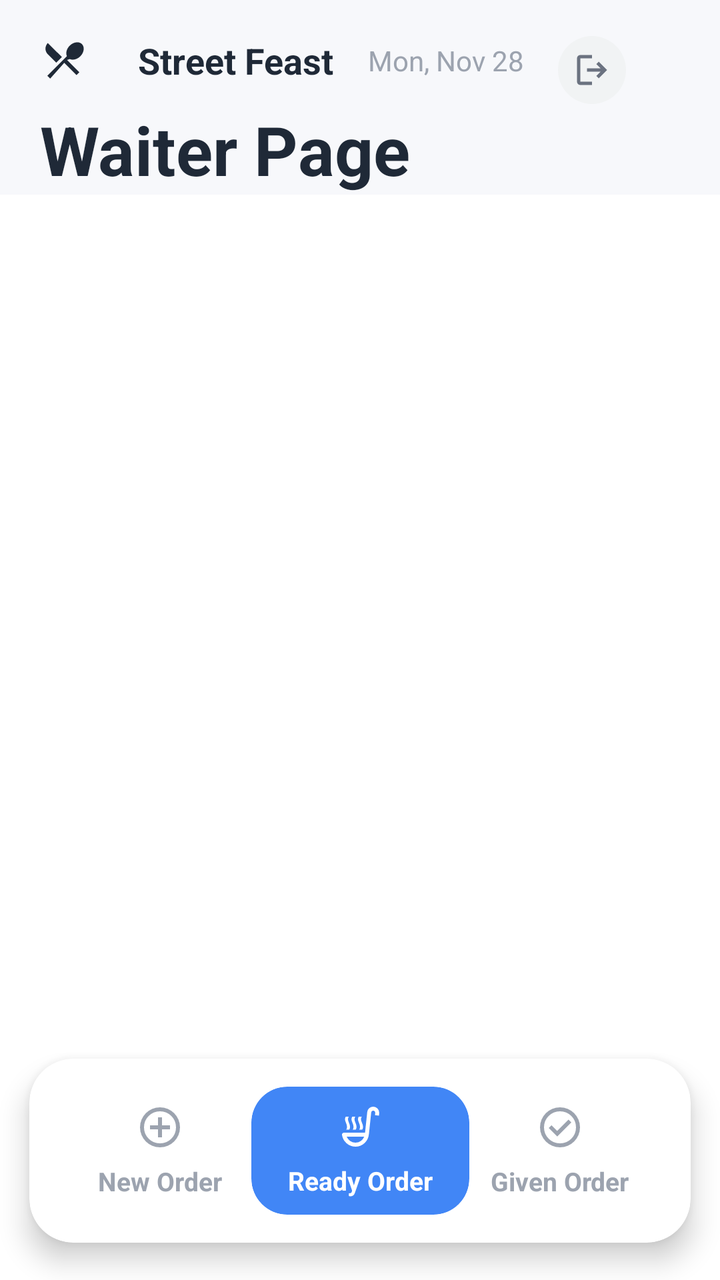
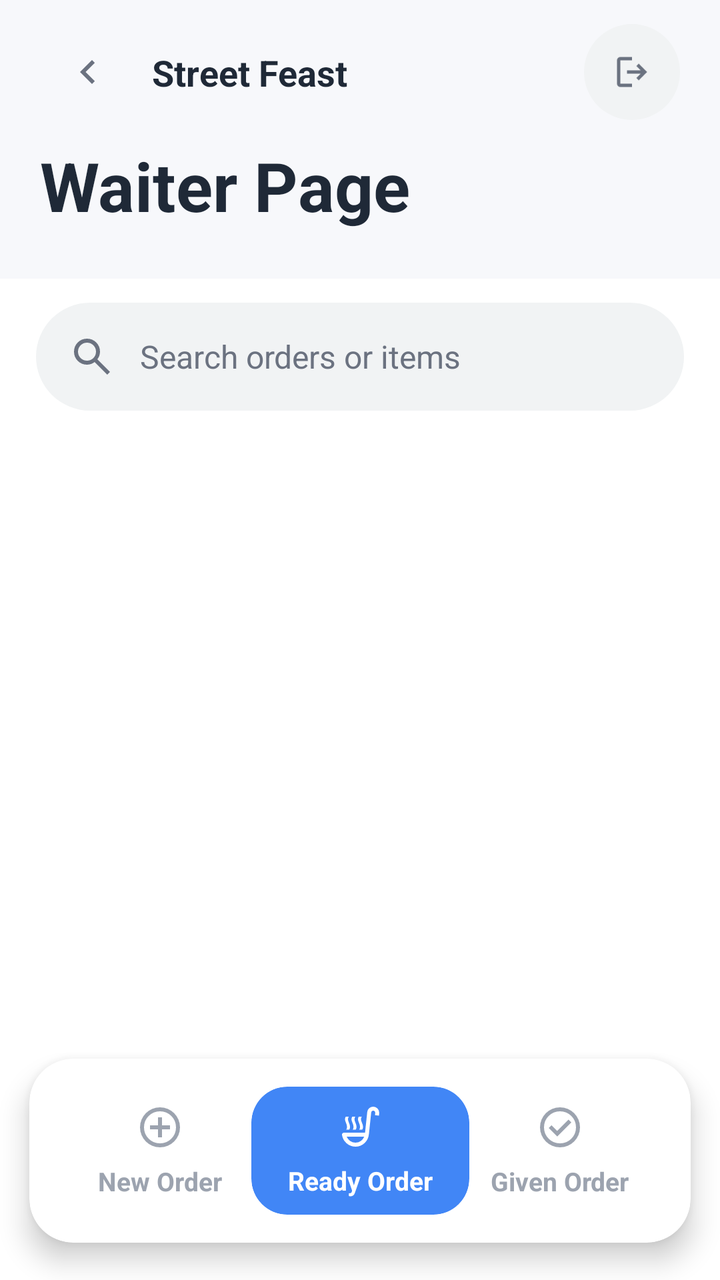

Compare the two renders of this Android layout. The source of the first and the diff that turns it into the second are given below.
<!-- AndroidManifest.xml: application theme Theme.StreetFeast -->
<!-- res/layout/fragment_ready_order.xml -->
<?xml version="1.0" encoding="utf-8"?>

<androidx.constraintlayout.widget.ConstraintLayout xmlns:android="http://schemas.android.com/apk/res/android"
    xmlns:app="http://schemas.android.com/apk/res-auto"
    android:layout_width="match_parent"
    android:layout_height="match_parent"
    android:background="@color/sf_bg">

    <include
        android:id="@+id/appbar"
        layout="@layout/include_sf_appbar"
        android:layout_width="0dp"
        android:layout_height="wrap_content"
        app:layout_constraintTop_toTopOf="parent"
        app:layout_constraintStart_toStartOf="parent"
        app:layout_constraintEnd_toEndOf="parent"/>

    <androidx.recyclerview.widget.RecyclerView
        android:id="@+id/rvReady"
        android:layout_width="0dp"
        android:layout_height="0dp"
        android:layout_marginTop="12dp"
        android:paddingStart="18dp"
        android:paddingEnd="18dp"
        android:clipToPadding="false"
        app:layout_constraintTop_toBottomOf="@id/appbar"
        app:layout_constraintBottom_toTopOf="@id/bottomNav"
        app:layout_constraintStart_toStartOf="parent"
        app:layout_constraintEnd_toEndOf="parent"/>

    <include
        android:id="@+id/bottomNav"
        layout="@layout/include_sf_bottom_nav_ready_selected"
        android:layout_width="0dp"
        android:layout_height="wrap_content"
        app:layout_constraintBottom_toBottomOf="parent"
        app:layout_constraintStart_toStartOf="parent"
        app:layout_constraintEnd_toEndOf="parent"/>
</androidx.constraintlayout.widget.ConstraintLayout>
<!-- res/layout/include_sf_appbar.xml (included above) -->
<?xml version="1.0" encoding="utf-8"?>
<androidx.constraintlayout.widget.ConstraintLayout xmlns:android="http://schemas.android.com/apk/res/android"
    xmlns:app="http://schemas.android.com/apk/res-auto"
    android:layout_width="match_parent"
    android:layout_height="@dimen/sf_appbar_h"
    android:background="@color/sf_appbar_bg"
    android:paddingStart="@dimen/sf_pad_screen_h"
    android:paddingEnd="@dimen/sf_pad_screen_h"
    android:paddingTop="18dp">

    <ImageView
        android:id="@+id/ivBrand"
        android:layout_width="24dp"
        android:layout_height="24dp"
        android:src="@drawable/ic_cutlery"
        android:tint="@color/sf_text_primary"
        app:layout_constraintStart_toStartOf="parent"
        app:layout_constraintTop_toTopOf="parent" />

    <TextView
        android:id="@+id/tvBrand"
        android:layout_width="wrap_content"
        android:layout_height="wrap_content"
        android:layout_marginStart="8dp"
        android:text="Street Feast"
        android:textColor="@color/sf_text_primary"
        android:textSize="18sp"
        android:textStyle="bold"
        app:layout_constraintStart_toEndOf="@id/ivBrand"
        app:layout_constraintEnd_toStartOf="@id/tvDate"
        app:layout_constraintTop_toTopOf="@id/ivBrand"
        app:layout_constraintBottom_toBottomOf="@id/ivBrand" />

    <TextView
        android:id="@+id/tvDate"
        android:layout_width="wrap_content"
        android:layout_height="wrap_content"
        android:text="Mon, Nov 28"
        android:textColor="@color/sf_text_muted"
        android:textSize="14sp"
        app:layout_constraintStart_toEndOf="@id/tvBrand"
        app:layout_constraintEnd_toStartOf="@id/btnLogout"
        app:layout_constraintTop_toTopOf="@id/ivBrand"
        app:layout_constraintBottom_toBottomOf="@id/ivBrand" />

    <FrameLayout
        android:id="@+id/btnLogout"
        android:layout_width="34dp"
        android:layout_height="34dp"
        android:background="@drawable/sf_bg_circle_light"
        android:layout_marginEnd="10dp"
        app:layout_constraintStart_toEndOf="@id/tvDate"
        app:layout_constraintEnd_toEndOf="parent"
        app:layout_constraintTop_toTopOf="parent">

        <ImageView
            android:layout_width="20dp"
            android:layout_height="20dp"
            android:layout_gravity="center"
            android:src="@drawable/logout_24px" />
    </FrameLayout>

    <TextView
        android:id="@+id/tvTitle"
        android:layout_width="wrap_content"
        android:layout_height="wrap_content"
        android:layout_marginTop="10dp"
        android:text="Waiter Page"
        android:textColor="@color/sf_text_primary"
        android:textSize="34sp"
        android:textStyle="bold"
        app:layout_constraintStart_toStartOf="parent"
        app:layout_constraintTop_toBottomOf="@id/ivBrand" />

</androidx.constraintlayout.widget.ConstraintLayout>
<!-- res/layout/include_sf_bottom_nav_ready_selected.xml (included above) -->
<?xml version="1.0" encoding="utf-8"?>

<androidx.cardview.widget.CardView xmlns:android="http://schemas.android.com/apk/res/android"
    xmlns:app="http://schemas.android.com/apk/res-auto"
    android:id="@+id/bottomNav"
    android:layout_width="match_parent"
    android:layout_height="@dimen/sf_bottom_nav_h"
    app:cardElevation="@dimen/sf_elev_nav"
    app:cardUseCompatPadding="true"
    app:cardCornerRadius="22dp"
    app:cardBackgroundColor="@color/sf_bg">

    <androidx.constraintlayout.widget.ConstraintLayout
        android:layout_width="match_parent"
        android:layout_height="match_parent"
        android:paddingStart="@dimen/sf_pad_screen_h"
        android:paddingEnd="@dimen/sf_pad_screen_h"
        android:paddingTop="14dp"
        android:paddingBottom="14dp">

        
        <LinearLayout
            android:id="@+id/navNewOrder"
            android:layout_width="0dp"
            android:layout_height="wrap_content"
            android:gravity="center"
            android:orientation="vertical"
            app:layout_constraintStart_toStartOf="parent"
            app:layout_constraintEnd_toStartOf="@id/navReadyOrder"
            app:layout_constraintTop_toTopOf="parent"
            app:layout_constraintBottom_toBottomOf="parent"
            app:layout_constraintHorizontal_weight="1">

            <ImageView
                android:layout_width="24dp"
                android:layout_height="24dp"
                android:src="@drawable/add_circle_24px"
                android:tint="@color/sf_text_muted" />
            <TextView
                android:layout_width="wrap_content"
                android:layout_height="wrap_content"
                android:layout_marginTop="6dp"
                android:text="New Order"
                android:textSize="13sp"
                android:textColor="@color/sf_text_muted"
                android:textStyle="bold"/>
        </LinearLayout>

        
        <androidx.cardview.widget.CardView
            android:id="@+id/navReadyOrder"
            android:layout_width="0dp"
            android:layout_height="@dimen/sf_selected_nav_h"
            app:cardBackgroundColor="@color/sf_primary"
            app:cardCornerRadius="18dp"
            app:cardElevation="0dp"
            app:layout_constraintStart_toEndOf="@id/navNewOrder"
            app:layout_constraintEnd_toStartOf="@id/navGivenOrder"
            app:layout_constraintTop_toTopOf="parent"
            app:layout_constraintBottom_toBottomOf="parent"
            app:layout_constraintHorizontal_weight="1.2">

            <LinearLayout
                android:layout_width="match_parent"
                android:layout_height="match_parent"
                android:gravity="center"
                android:orientation="vertical">

                <ImageView
                    android:layout_width="24dp"
                    android:layout_height="24dp"
                    android:src="@drawable/soup_kitchen_24px"
                    android:tint="@color/sf_white" />
                <TextView
                    android:layout_width="wrap_content"
                    android:layout_height="wrap_content"
                    android:layout_marginTop="6dp"
                    android:text="Ready Order"
                    android:textSize="13sp"
                    android:textColor="@color/sf_white"
                    android:textStyle="bold"/>
            </LinearLayout>
        </androidx.cardview.widget.CardView>

        
        <LinearLayout
            android:id="@+id/navGivenOrder"
            android:layout_width="0dp"
            android:layout_height="wrap_content"
            android:gravity="center"
            android:orientation="vertical"
            app:layout_constraintStart_toEndOf="@id/navReadyOrder"
            app:layout_constraintEnd_toEndOf="parent"
            app:layout_constraintTop_toTopOf="parent"
            app:layout_constraintBottom_toBottomOf="parent"
            app:layout_constraintHorizontal_weight="1">

            <ImageView
                android:layout_width="24dp"
                android:layout_height="24dp"
                android:src="@drawable/check_circle_24px"
                android:tint="@color/sf_text_muted" />
            <TextView
                android:layout_width="wrap_content"
                android:layout_height="wrap_content"
                android:layout_marginTop="6dp"
                android:text="Given Order"
                android:textColor="@color/sf_text_muted"
                android:textSize="13sp"
                android:textStyle="bold"/>
        </LinearLayout>

    </androidx.constraintlayout.widget.ConstraintLayout>
</androidx.cardview.widget.CardView>
<!-- resources referenced by this layout -->
<resources>
  <color name="sf_appbar_bg">#F7F8FB</color>
  <color name="sf_bg">#FFFFFF</color>
  <color name="sf_primary">#4186F6</color>
  <color name="sf_text_muted">#9CA3AF</color>
  <color name="sf_text_primary">#1F2937</color>
  <color name="sf_white">#FFFFFF</color>
  <dimen name="sf_appbar_h">116dp</dimen>
  <dimen name="sf_bottom_nav_h">96dp</dimen>
  <dimen name="sf_elev_nav">8dp</dimen>
  <dimen name="sf_pad_screen_h">20dp</dimen>
  <dimen name="sf_selected_nav_h">64dp</dimen>
  <!-- drawable ic_cutlery (drawable) -->
  <vector xmlns:android="http://schemas.android.com/apk/res/android"
      android:width="24dp"
      android:height="24dp"
      android:viewportWidth="24"
      android:viewportHeight="24">
      <path
          android:fillColor="#FF000000"
          android:pathData="M8.1,13.34l2.83,-2.83L3.91,3.5c-1.56,1.56 -1.56,4.09 0,5.66l4.19,4.18zM14.88,11.53c1.53,0.71 3.68,0.21 5.27,-1.38 1.91,-1.91 2.28,-4.65 0.81,-6.12 -1.46,-1.46 -4.2,-1.1 -6.12,0.81 -1.59,1.59 -2.09,3.74 -1.38,5.27L3.7,19.87l1.41,1.41L12.14,13.4l-0.02,-0.02 6.13,6.13 1.41,-1.41 -6.13,-6.13z"/>
  </vector>
  <!-- drawable sf_bg_circle_light (drawable) -->
  <?xml version="1.0" encoding="utf-8"?>
  
  <shape xmlns:android="http://schemas.android.com/apk/res/android">
      <solid android:color="@color/sf_chip_bg" />
      <corners android:radius="999dp" />
  </shape>
  <style name="Theme.StreetFeast" parent="Base.Theme.StreetFeast" />
  <color name="sf_chip_bg">#F1F3F4</color>
  <style name="Base.Theme.StreetFeast" parent="Theme.Material3.Light.NoActionBar">
          <item name="colorPrimary">@color/action_primary</item>
          <item name="colorOnPrimary">@color/white</item>
          <item name="android:statusBarColor">@color/white</item>
          <item name="android:windowLightStatusBar">true</item>
          <item name="android:textColorPrimary">@color/text_primary</item>
          <item name="android:textColorSecondary">@color/text_secondary</item>
      </style>
  <color name="action_primary">#22C55E</color>
  <color name="white">#FFFFFFFF</color>
  <color name="text_primary">#1F2937</color>
  <color name="text_secondary">#6B7280</color>
  <!-- unchanged entries left out for length: 4 -->
</resources>

<!-- the commit's change to res/layout/fragment_ready_order.xml (unified diff, before → after) -->
@@ -1,5 +1,4 @@
 <?xml version="1.0" encoding="utf-8"?>
-
 <androidx.constraintlayout.widget.ConstraintLayout xmlns:android="http://schemas.android.com/apk/res/android"
     xmlns:app="http://schemas.android.com/apk/res-auto"
     android:layout_width="match_parent"
@@ -14,6 +13,41 @@
         app:layout_constraintTop_toTopOf="parent"
         app:layout_constraintStart_toStartOf="parent"
         app:layout_constraintEnd_toEndOf="parent"/>
+
+    <LinearLayout
+        android:id="@+id/searchBox"
+        android:layout_width="0dp"
+        android:layout_height="@dimen/sf_search_h"
+        android:layout_marginStart="18dp"
+        android:layout_marginEnd="18dp"
+        android:layout_marginTop="12dp"
+        android:background="@drawable/sf_bg_search"
+        android:gravity="center_vertical"
+        android:orientation="horizontal"
+        android:paddingStart="16dp"
+        android:paddingEnd="16dp"
+        app:layout_constraintTop_toBottomOf="@id/appbar"
+        app:layout_constraintStart_toStartOf="parent"
+        app:layout_constraintEnd_toEndOf="parent">
+
+        <ImageView
+            android:layout_width="24dp"
+            android:layout_height="24dp"
+            android:src="@drawable/search_24" />
+
+        <EditText
+            android:id="@+id/etSearch"
+            android:layout_width="0dp"
+            android:layout_height="wrap_content"
+            android:layout_marginStart="12dp"
+            android:layout_weight="1"
+            android:background="@android:color/transparent"
+            android:hint="Search orders or items"
+            android:inputType="text"
+            android:textColor="@color/sf_text_primary"
+            android:textColorHint="@color/sf_text_secondary"
+            android:textSize="16sp" />
+    </LinearLayout>
 
     <androidx.recyclerview.widget.RecyclerView
         android:id="@+id/rvReady"
@@ -23,7 +57,7 @@
         android:paddingStart="18dp"
         android:paddingEnd="18dp"
         android:clipToPadding="false"
-        app:layout_constraintTop_toBottomOf="@id/appbar"
+        app:layout_constraintTop_toBottomOf="@id/searchBox"
         app:layout_constraintBottom_toTopOf="@id/bottomNav"
         app:layout_constraintStart_toStartOf="parent"
         app:layout_constraintEnd_toEndOf="parent"/>
@@ -41,76 +75,159 @@
 <?xml version="1.0" encoding="utf-8"?>
 <androidx.constraintlayout.widget.ConstraintLayout xmlns:android="http://schemas.android.com/apk/res/android"
     xmlns:app="http://schemas.android.com/apk/res-auto"
+    xmlns:tools="http://schemas.android.com/tools"
     android:layout_width="match_parent"
-    android:layout_height="@dimen/sf_appbar_h"
+    android:layout_height="wrap_content"
+    android:minHeight="@dimen/sf_appbar_h"
     android:background="@color/sf_appbar_bg"
     android:paddingStart="@dimen/sf_pad_screen_h"
     android:paddingEnd="@dimen/sf_pad_screen_h"
-    android:paddingTop="18dp">
+    android:paddingTop="12dp"
+    android:paddingBottom="12dp">
+
+    
+    <androidx.constraintlayout.widget.Barrier
+        android:id="@+id/barrierTopRowBottom"
+        android:layout_width="wrap_content"
+        android:layout_height="wrap_content"
+        app:barrierDirection="bottom"
+        app:barrierAllowsGoneWidgets="true"
+        app:constraint_referenced_ids="ivNavBack,tvBrand,tvDate,btnRefreshTables,btnRefreshMenu,btnLogout" />
+
+    
+    <androidx.constraintlayout.widget.Barrier
+        android:id="@+id/barrierLeftIconsEnd"
+        android:layout_width="wrap_content"
+        android:layout_height="wrap_content"
+        app:barrierDirection="end"
+        app:barrierAllowsGoneWidgets="true"
+        app:constraint_referenced_ids="ivNavBack" />
+
+    
+    <androidx.constraintlayout.widget.Barrier
+        android:id="@+id/barrierActionsStart"
+        android:layout_width="wrap_content"
+        android:layout_height="wrap_content"
+        app:barrierDirection="start"
+        app:barrierAllowsGoneWidgets="true"
+        app:constraint_referenced_ids="btnRefreshTables,btnRefreshMenu,btnLogout" />
 
     <ImageView
-        android:id="@+id/ivBrand"
-        android:layout_width="24dp"
-        android:layout_height="24dp"
-        android:src="@drawable/ic_cutlery"
-        android:tint="@color/sf_text_primary"
+        android:id="@+id/ivNavBack"
+        android:layout_width="48dp"
+        android:layout_height="48dp"
+        android:background="?attr/selectableItemBackgroundBorderless"
+        android:clickable="true"
+        android:focusable="true"
+        android:padding="12dp"
+        android:src="@drawable/ic_chev_left_20"
+        android:contentDescription="@string/cd_navigate_back"
         app:layout_constraintStart_toStartOf="parent"
         app:layout_constraintTop_toTopOf="parent" />
-
-    <TextView
-        android:id="@+id/tvBrand"
-        android:layout_width="wrap_content"
-        android:layout_height="wrap_content"
-        android:layout_marginStart="8dp"
-        android:text="Street Feast"
-        android:textColor="@color/sf_text_primary"
-        android:textSize="18sp"
-        android:textStyle="bold"
-        app:layout_constraintStart_toEndOf="@id/ivBrand"
-        app:layout_constraintEnd_toStartOf="@id/tvDate"
-        app:layout_constraintTop_toTopOf="@id/ivBrand"
-        app:layout_constraintBottom_toBottomOf="@id/ivBrand" />
-
-    <TextView
-        android:id="@+id/tvDate"
-        android:layout_width="wrap_content"
-        android:layout_height="wrap_content"
-        android:text="Mon, Nov 28"
-        android:textColor="@color/sf_text_muted"
-        android:textSize="14sp"
-        app:layout_constraintStart_toEndOf="@id/tvBrand"
-        app:layout_constraintEnd_toStartOf="@id/btnLogout"
-        app:layout_constraintTop_toTopOf="@id/ivBrand"
-        app:layout_constraintBottom_toBottomOf="@id/ivBrand" />
-
-    <FrameLayout
-        android:id="@+id/btnLogout"
-        android:layout_width="34dp"
-        android:layout_height="34dp"
-        android:background="@drawable/sf_bg_circle_light"
-        android:layout_marginEnd="10dp"
-        app:layout_constraintStart_toEndOf="@id/tvDate"
-        app:layout_constraintEnd_toEndOf="parent"
-        app:layout_constraintTop_toTopOf="parent">
-
-        <ImageView
-            android:layout_width="20dp"
-            android:layout_height="20dp"
-            android:layout_gravity="center"
-            android:src="@drawable/logout_24px" />
-    </FrameLayout>
-
-    <TextView
-        android:id="@+id/tvTitle"
-        android:layout_width="wrap_content"
-        android:layout_height="wrap_content"
-        android:layout_marginTop="10dp"
-        android:text="Waiter Page"
-        android:textColor="@color/sf_text_primary"
-        android:textSize="34sp"
-        android:textStyle="bold"
-        app:layout_constraintStart_toStartOf="parent"
-        app:layout_constraintTop_toBottomOf="@id/ivBrand" />
+    
+
+
+
+   <TextView
+       android:id="@+id/tvBrand"
+       android:layout_width="0dp"
+       android:layout_height="wrap_content"
+       android:layout_marginStart="8dp"
+       android:maxLines="1"
+       android:ellipsize="end"
+       android:text="@string/street_feast"
+       android:textColor="@color/sf_text_primary"
+       android:textSize="18sp"
+       android:textStyle="bold"
+       app:layout_constraintStart_toEndOf="@id/barrierLeftIconsEnd"
+
+       app:layout_constraintTop_toTopOf="@id/ivNavBack"
+       app:layout_constraintBottom_toBottomOf="@id/ivNavBack"
+       tools:ignore="NotSibling" />
+
+
+
+
+
+   <FrameLayout
+       android:id="@+id/btnRefreshTables"
+       android:layout_width="48dp"
+       android:layout_height="48dp"
+       android:layout_marginEnd="4dp"
+       android:background="@drawable/sf_bg_circle_light"
+       android:clickable="true"
+       android:focusable="true"
+       android:contentDescription="@string/cd_refresh_table_status"
+       android:visibility="gone"
+       app:layout_constraintEnd_toStartOf="@id/btnRefreshMenu"
+       app:layout_constraintTop_toTopOf="@id/ivNavBack"
+       app:layout_constraintBottom_toBottomOf="@id/ivNavBack">
+
+       <ImageView
+           android:id="@+id/ivRefreshTables"
+           android:layout_width="20dp"
+           android:layout_height="20dp"
+           android:layout_gravity="center"
+           android:src="@drawable/ic_refresh" />
+   </FrameLayout>
+
+   <FrameLayout
+       android:id="@+id/btnRefreshMenu"
+       android:layout_width="48dp"
+       android:layout_height="48dp"
+       android:layout_marginEnd="4dp"
+       android:background="@drawable/sf_bg_circle_light"
+       android:clickable="true"
+       android:focusable="true"
+       android:contentDescription="@string/cd_refresh_menu"
+       android:visibility="gone"
+       app:layout_constraintEnd_toStartOf="@id/btnLogout"
+       app:layout_constraintTop_toTopOf="@id/ivNavBack"
+       app:layout_constraintBottom_toBottomOf="@id/ivNavBack">
+
+       <ImageView
+           android:id="@+id/ivRefreshMenu"
+           android:layout_width="20dp"
+           android:layout_height="20dp"
+           android:layout_gravity="center"
+           android:src="@drawable/ic_refresh" />
+   </FrameLayout>
+
+   <FrameLayout
+       android:id="@+id/btnLogout"
+       android:layout_width="48dp"
+       android:layout_height="48dp"
+       android:background="@drawable/sf_bg_circle_light"
+       android:clickable="true"
+       android:focusable="true"
+       android:contentDescription="@string/cd_logout"
+       app:layout_constraintEnd_toEndOf="parent"
+       app:layout_constraintTop_toTopOf="@id/ivNavBack"
+       app:layout_constraintBottom_toBottomOf="@id/ivNavBack">
+
+       <ImageView
+           android:layout_width="20dp"
+           android:layout_height="20dp"
+           android:layout_gravity="center"
+           android:src="@drawable/logout_24px" />
+   </FrameLayout>
+
+   <TextView
+       android:id="@+id/tvTitle"
+       android:layout_width="0dp"
+       android:layout_height="wrap_content"
+       android:layout_marginTop="10dp"
+       android:layout_marginBottom="12dp"
+       android:text="@string/waiter_page"
+       android:textColor="@color/sf_text_primary"
+       android:textSize="34sp"
+       android:textStyle="bold"
+       android:maxLines="2"
+       android:ellipsize="end"
+       app:layout_constraintStart_toStartOf="parent"
+       app:layout_constraintEnd_toEndOf="parent"
+       app:layout_constraintTop_toBottomOf="@id/barrierTopRowBottom"
+       app:layout_constraintBottom_toBottomOf="parent" />
 
 </androidx.constraintlayout.widget.ConstraintLayout>
 <!-- res/layout/include_sf_bottom_nav_ready_selected.xml (included above) -->
<!-- resource entries referenced after the edit -->
@@ -5,13 +5,22 @@
   <color name="sf_primary">#4186F6</color>
   <color name="sf_text_muted">#9CA3AF</color>
   <color name="sf_text_primary">#1F2937</color>
+  <color name="sf_text_secondary">#6B7280</color>
   <color name="sf_white">#FFFFFF</color>
   <dimen name="sf_appbar_h">116dp</dimen>
   <dimen name="sf_bottom_nav_h">96dp</dimen>
   <dimen name="sf_elev_nav">8dp</dimen>
   <dimen name="sf_pad_screen_h">20dp</dimen>
+  <dimen name="sf_search_h">54dp</dimen>
   <dimen name="sf_selected_nav_h">64dp</dimen>
-  <!-- drawable ic_cutlery (drawable) -->
+  <!-- drawable ic_chev_left_20 (drawable) -->
+  <vector xmlns:android="http://schemas.android.com/apk/res/android"
+      android:width="20dp" android:height="20dp"
+      android:viewportWidth="24" android:viewportHeight="24">
+      <path android:fillColor="#6B7280"
+          android:pathData="M15.4,7.4 14,6 8,12l6,6 1.4,-1.4L10.8,12z"/>
+  </vector>
+  <!-- drawable ic_refresh (drawable) -->
   <vector xmlns:android="http://schemas.android.com/apk/res/android"
       android:width="24dp"
       android:height="24dp"
@@ -19,7 +28,18 @@
       android:viewportHeight="24">
       <path
           android:fillColor="#FF000000"
-          android:pathData="M8.1,13.34l2.83,-2.83L3.91,3.5c-1.56,1.56 -1.56,4.09 0,5.66l4.19,4.18zM14.88,11.53c1.53,0.71 3.68,0.21 5.27,-1.38 1.91,-1.91 2.28,-4.65 0.81,-6.12 -1.46,-1.46 -4.2,-1.1 -6.12,0.81 -1.59,1.59 -2.09,3.74 -1.38,5.27L3.7,19.87l1.41,1.41L12.14,13.4l-0.02,-0.02 6.13,6.13 1.41,-1.41 -6.13,-6.13z"/>
+          android:pathData="M17.65,6.35C16.2,4.9 14.21,4 12,4c-4.42,0 -7.99,3.58 -7.99,8s3.57,8 7.99,8c3.73,0 6.84,-2.55 7.73,-6h-2.08c-0.82,2.33 -3.04,4 -5.65,4 -3.31,0 -6,-2.69 -6,-6s2.69,-6 6,-6c1.66,0 3.14,0.69 4.22,1.78L13,11h7V4l-2.35,2.35z"/>
+  </vector>
+  <!-- drawable search_24 (drawable) -->
+  <vector xmlns:android="http://schemas.android.com/apk/res/android"
+      android:width="24dp"
+      android:height="24dp"
+      android:viewportWidth="960"
+      android:viewportHeight="960"
+      android:tint="?attr/colorControlNormal">
+    <path
+        android:fillColor="@android:color/white"
+        android:pathData="M784,840L532,588Q502,612 463,626Q424,640 380,640Q271,640 195.5,564.5Q120,489 120,380Q120,271 195.5,195.5Q271,120 380,120Q489,120 564.5,195.5Q640,271 640,380Q640,424 626,463Q612,502 588,532L840,784L784,840ZM380,560Q455,560 507.5,507.5Q560,455 560,380Q560,305 507.5,252.5Q455,200 380,200Q305,200 252.5,252.5Q200,305 200,380Q200,455 252.5,507.5Q305,560 380,560Z"/>
   </vector>
   <!-- drawable sf_bg_circle_light (drawable) -->
   <?xml version="1.0" encoding="utf-8"?>
@@ -28,6 +48,19 @@
       <solid android:color="@color/sf_chip_bg" />
       <corners android:radius="999dp" />
   </shape>
+  <!-- drawable sf_bg_search (drawable) -->
+  <?xml version="1.0" encoding="utf-8"?>
+  
+  <shape xmlns:android="http://schemas.android.com/apk/res/android">
+      <solid android:color="@color/sf_chip_bg" />
+      <corners android:radius="28dp" />
+  </shape>
+  <string name="cd_logout">Logout Button</string>
+  <string name="cd_navigate_back">Navigate back</string>
+  <string name="cd_refresh_menu">Refresh Menu</string>
+  <string name="cd_refresh_table_status">Refresh Table Status</string>
+  <string name="street_feast">Street Feast</string>
+  <string name="waiter_page">Waiter Page</string>
   <style name="Theme.StreetFeast" parent="Base.Theme.StreetFeast" />
   <color name="sf_chip_bg">#F1F3F4</color>
   <style name="Base.Theme.StreetFeast" parent="Theme.Material3.Light.NoActionBar">
